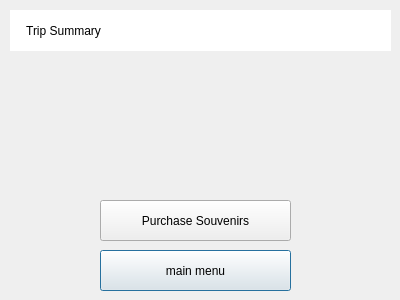
The window that displaytrip.ui (scottoberman/findingnemo) describes before a commit, drawn with Qt 5.
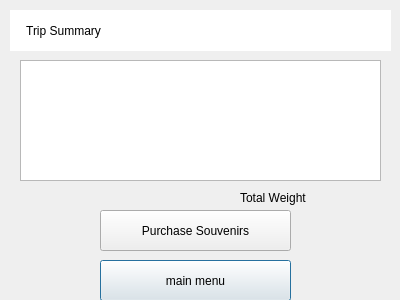
The same window after the commit.

```diff
--- a/displaytrip.ui
+++ b/displaytrip.ui
@@ -40,7 +40,7 @@
    <property name="geometry">
     <rect>
      <x>100</x>
-     <y>250</y>
+     <y>260</y>
      <width>191</width>
      <height>41</height>
     </rect>
@@ -53,7 +53,7 @@
    <property name="geometry">
     <rect>
      <x>100</x>
-     <y>200</y>
+     <y>210</y>
      <width>191</width>
      <height>41</height>
     </rect>
@@ -62,6 +62,48 @@
     <string>Purchase Souvenirs</string>
    </property>
   </widget>
+  <widget class="QTableWidget" name="tableWidget">
+   <property name="geometry">
+    <rect>
+     <x>20</x>
+     <y>60</y>
+     <width>361</width>
+     <height>121</height>
+    </rect>
+   </property>
+   <attribute name="horizontalHeaderShowSortIndicator" stdset="0">
+    <bool>false</bool>
+   </attribute>
+   <attribute name="verticalHeaderShowSortIndicator" stdset="0">
+    <bool>false</bool>
+   </attribute>
+  </widget>
+  <widget class="QLabel" name="label_2">
+   <property name="geometry">
+    <rect>
+     <x>240</x>
+     <y>190</y>
+     <width>81</width>
+     <height>16</height>
+    </rect>
+   </property>
+   <property name="text">
+    <string>Total Weight</string>
+   </property>
+  </widget>
+  <widget class="QLabel" name="weight">
+   <property name="geometry">
+    <rect>
+     <x>330</x>
+     <y>190</y>
+     <width>47</width>
+     <height>21</height>
+    </rect>
+   </property>
+   <property name="text">
+    <string/>
+   </property>
+  </widget>
  </widget>
  <resources/>
  <connections/>
```
